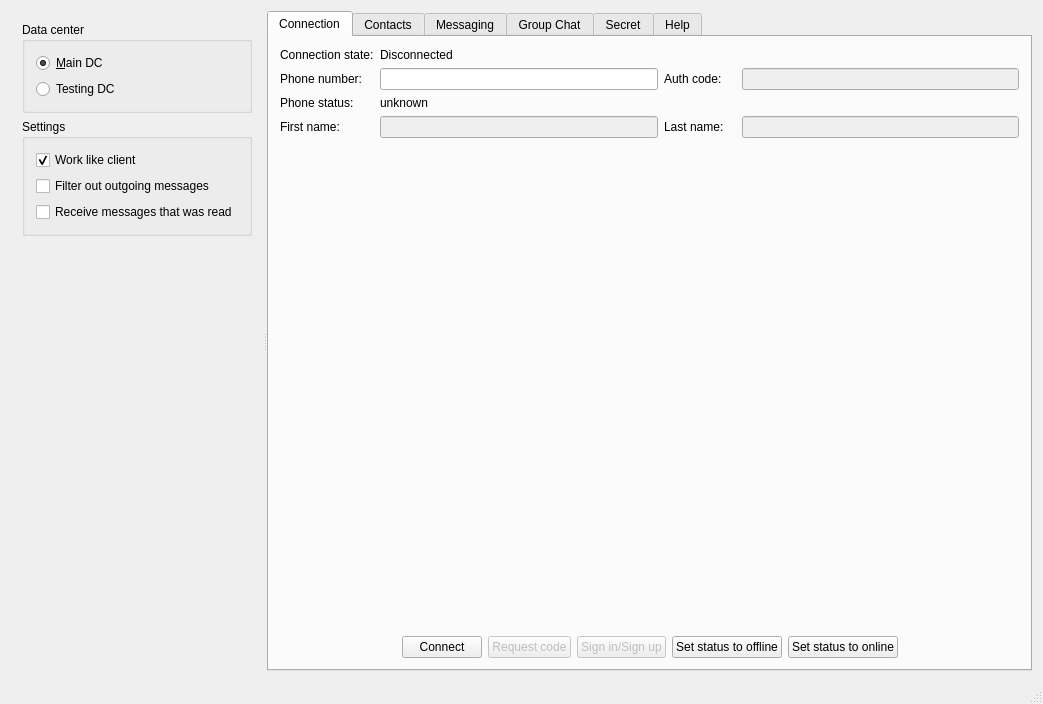
Before: the Qt Designer form testApp/MainWindow.ui in Kaffeine/telegram-qt, drawn with Qt 5.
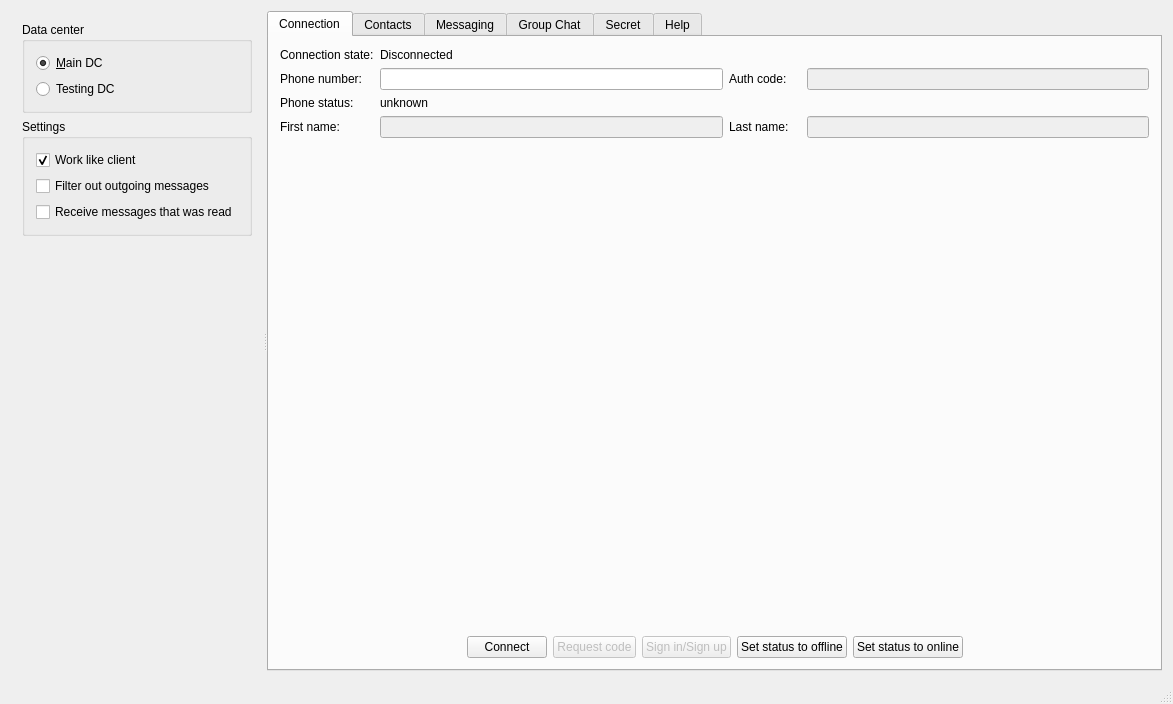
After: the same form once the commit is applied.

What changed in the file:
```diff
--- a/testApp/MainWindow.ui
+++ b/testApp/MainWindow.ui
@@ -6,7 +6,7 @@
    <rect>
     <x>0</x>
     <y>0</y>
-    <width>1043</width>
+    <width>1173</width>
     <height>704</height>
    </rect>
   </property>
```
Left out of the diff: 2 changed lines with no effect on the pictures.
